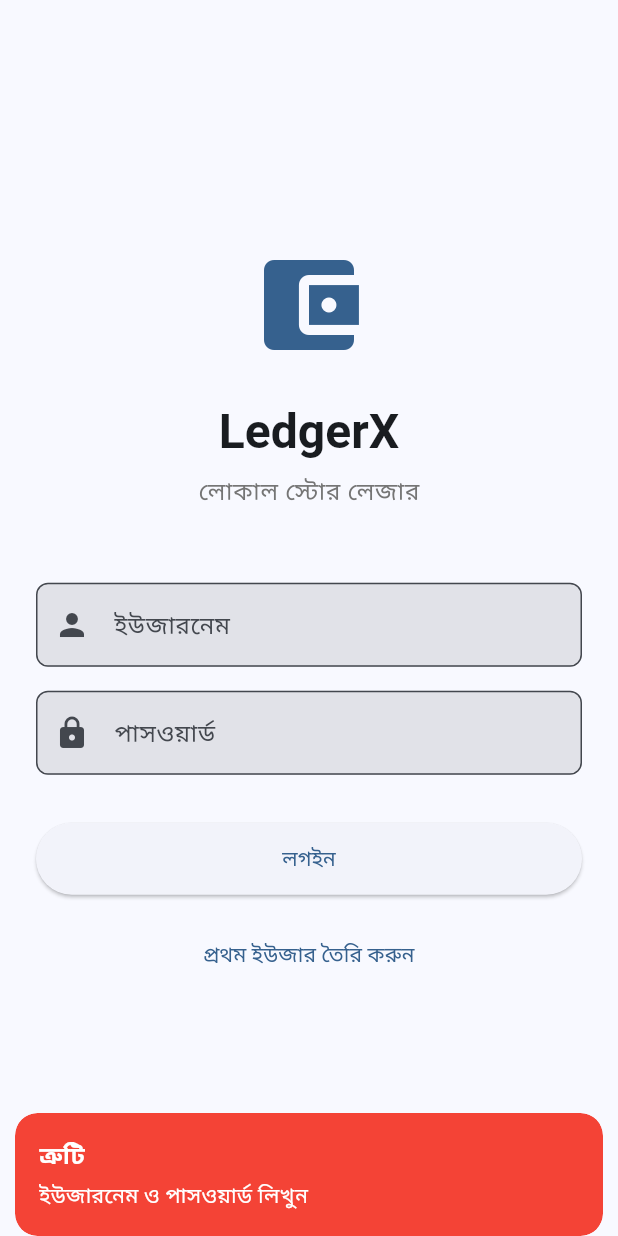
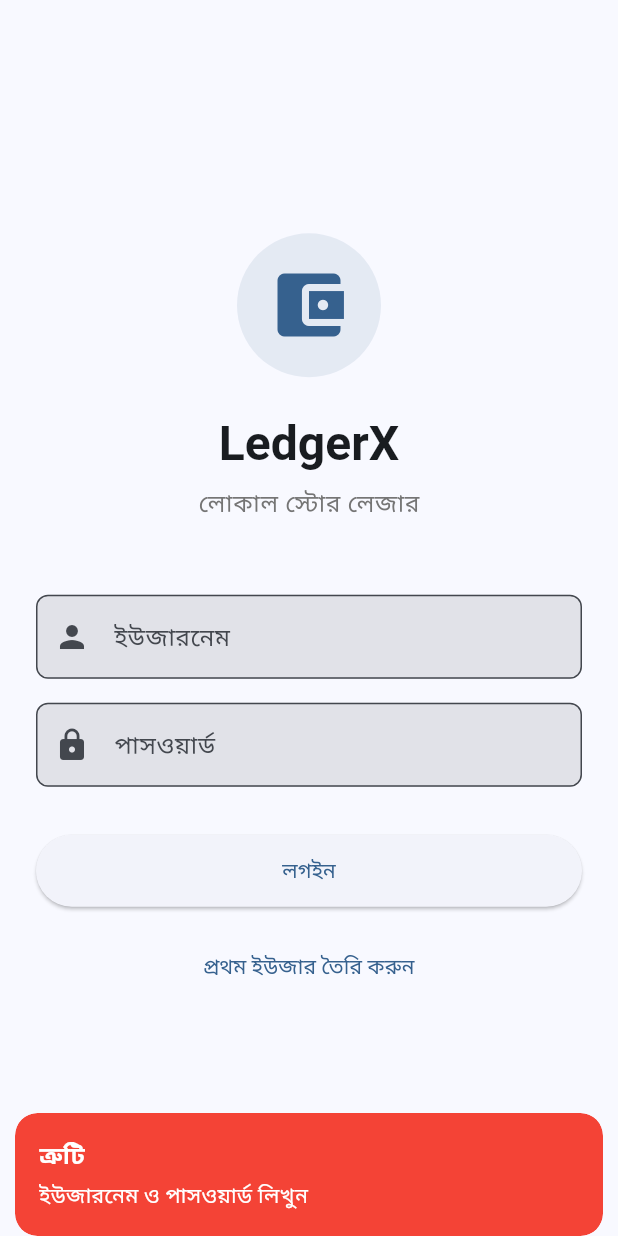
Before and after one commit to md-riaz/LedgerX, a Flutter app: the screen it shows after launch, after a tap on "লগইন", on a phone screen of 412 x 824 dp. Run offline on Flutter 3.47's test engine with Material 3 defaults, Android fonts, the phone set to English and light mode, and no system bars; our stand-ins replace csv, drift, file_picker, fl_chart, flutter_local_notifications, get and 4 more; missing offline and left inert: file_saver; accounts and stored records are empty; generated files the repository leaves out were written again; statements that could not run were skipped; project files that could hold a hidden picture were left out.

Commit message:
Improve auth session recovery and remove logo asset

```diff
--- a/lib/features/auth/controllers/auth_controller.dart
+++ b/lib/features/auth/controllers/auth_controller.dart
@@ -11,6 +11,7 @@ class AuthController extends GetxController {
   final RxBool isLoggedIn = false.obs;
   final Rx<User?> currentUser = Rx<User?>(null);
   final LedgerDatabase _db;
+  Future<void>? _restoreFuture;
 
   AuthController({LedgerDatabase? database})
       : _db = database ?? LedgerDatabase();
@@ -18,28 +19,41 @@ class AuthController extends GetxController {
   @override
   void onInit() {
     super.onInit();
-    checkLoginStatus();
+    restoreSession();
   }
 
-  Future<void> checkLoginStatus() async {
-    final prefs = await SharedPreferences.getInstance();
-    final isLoggedInPref = prefs.getBool('is_logged_in') ?? false;
-    final userId = prefs.getInt('user_id');
+  Future<void> restoreSession({bool force = false}) {
+    if (force) {
+      _restoreFuture = null;
+    }
+    return _restoreFuture ??= _restoreSession();
+  }
 
-    if (isLoggedInPref && userId != null) {
-      await loadUser(userId);
-      isLoggedIn.value = true;
+  Future<void> _restoreSession() async {
+    SharedPreferences? prefs;
+    try {
+      prefs = await SharedPreferences.getInstance();
+      final isLoggedInPref = prefs.getBool('is_logged_in') ?? false;
+      final userId = prefs.getInt('user_id');
+
+      if (isLoggedInPref && userId != null) {
+        final hasUser = await _loadUser(userId);
+        if (hasUser) {
+          isLoggedIn.value = true;
+          return;
+        }
+      }
+
+      await _clearPersistedSession(prefs);
+    } catch (_) {
+      await _clearPersistedSession(prefs);
+    } finally {
+      _restoreFuture = null;
     }
   }
 
   Future<void> loadUser(int userId) async {
-    final row = await (_db.select(_db.dbUsers)
-          ..where((tbl) => tbl.id.equals(userId)))
-        .getSingleOrNull();
-
-    if (row != null) {
-      currentUser.value = _mapUser(row);
-    }
+    await _loadUser(userId);
   }
 
   String _hashPassword(String password) {
@@ -150,14 +164,35 @@ class AuthController extends GetxController {
   }
 
   Future<void> logout() async {
+    await _clearPersistedSession();
+
+    Get.offAllNamed('/login');
+  }
+
+  Future<void> _clearPersistedSession([SharedPreferences? prefs]) async {
+    final effectivePrefs = prefs ?? await SharedPreferences.getInstance();
+    await effectivePrefs.setBool('is_logged_in', false);
+    await effectivePrefs.remove('user_id');
+    _clearInMemorySession();
+  }
+
+  Future<bool> _loadUser(int userId) async {
+    final row = await (_db.select(_db.dbUsers)
+          ..where((tbl) => tbl.id.equals(userId)))
+        .getSingleOrNull();
+
+    if (row != null) {
+      currentUser.value = _mapUser(row);
+      return true;
+    }
+
+    _clearInMemorySession();
+    return false;
+  }
+
+  void _clearInMemorySession() {
     isLoggedIn.value = false;
     currentUser.value = null;
-
-    final prefs = await SharedPreferences.getInstance();
-    await prefs.setBool('is_logged_in', false);
-    await prefs.remove('user_id');
-
-    Get.offAllNamed('/login');
   }
 
   Future<bool> hasAnyUser() async {
--- a/lib/features/auth/pages/login_page.dart
+++ b/lib/features/auth/pages/login_page.dart
@@ -21,10 +21,15 @@ class LoginPage extends GetView<AuthController> {
             child: Column(
               mainAxisAlignment: MainAxisAlignment.center,
               children: [
-                Icon(
-                  Icons.account_balance_wallet,
-                  size: 80,
-                  color: Theme.of(context).primaryColor,
+                CircleAvatar(
+                  radius: 48,
+                  backgroundColor:
+                      Theme.of(context).colorScheme.primary.withOpacity(0.1),
+                  child: Icon(
+                    Icons.account_balance_wallet,
+                    size: 56,
+                    color: Theme.of(context).colorScheme.primary,
+                  ),
                 ),
                 const SizedBox(height: 24),
                 Text(
--- a/lib/main.dart
+++ b/lib/main.dart
@@ -39,6 +39,12 @@ void main() async {
   await database.warmUp();
   Get.put<LedgerDatabase>(database, permanent: true);
 
+  final authController =
+      Get.put(AuthController(database: database), permanent: true);
+  await authController.restoreSession();
+
+  final initialRoute = authController.isLoggedIn.value ? '/' : '/login';
+
   if (PlatformUtils.isWeb) {
     debugPrint('LedgerX: ওয়েবে লোকাল নোটিফিকেশন এখনো সমর্থিত নয়।');
   } else {
@@ -65,11 +71,13 @@ void main() async {
     );
   }
 
-  runApp(const LedgerXApp());
+  runApp(LedgerXApp(initialRoute: initialRoute));
 }
 
 class LedgerXApp extends StatelessWidget {
-  const LedgerXApp({super.key});
+  const LedgerXApp({super.key, required this.initialRoute});
+
+  final String initialRoute;
 
   @override
   Widget build(BuildContext context) {
@@ -86,10 +94,12 @@ class LedgerXApp extends StatelessWidget {
       theme: AppTheme.lightTheme,
       darkTheme: AppTheme.darkTheme,
       themeMode: ThemeMode.system,
-      initialRoute: '/login',
+      initialRoute: initialRoute,
       initialBinding: BindingsBuilder(() {
         Get.put(ThemeController());
-        Get.put(AuthController());
+        if (!Get.isRegistered<AuthController>()) {
+          Get.put(AuthController());
+        }
         Get.put(CustomerController());
         Get.put(EntryController());
       }),
@@ -97,9 +107,6 @@ class LedgerXApp extends StatelessWidget {
         GetPage(
           name: '/login',
           page: () => const LoginPage(),
-          binding: BindingsBuilder(() {
-            Get.lazyPut(() => AuthController());
-          }),
         ),
         GetPage(
           name: '/',
```
